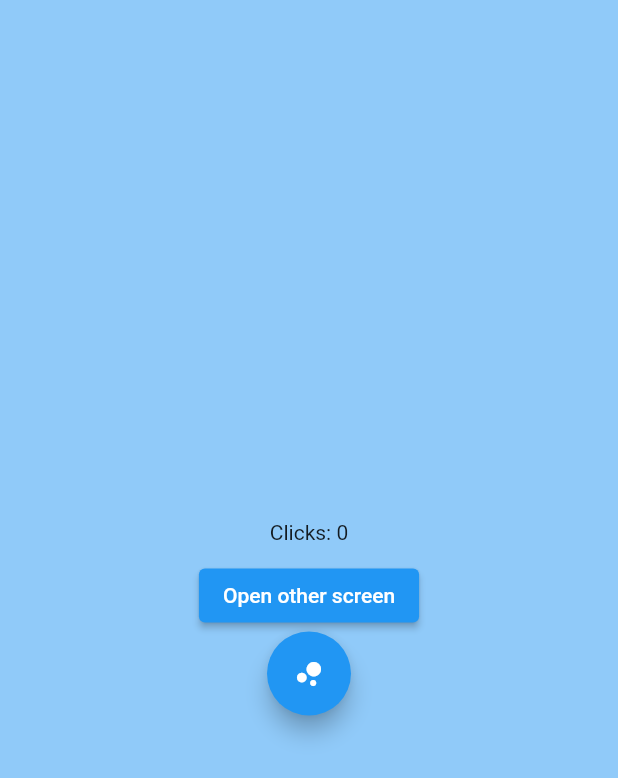
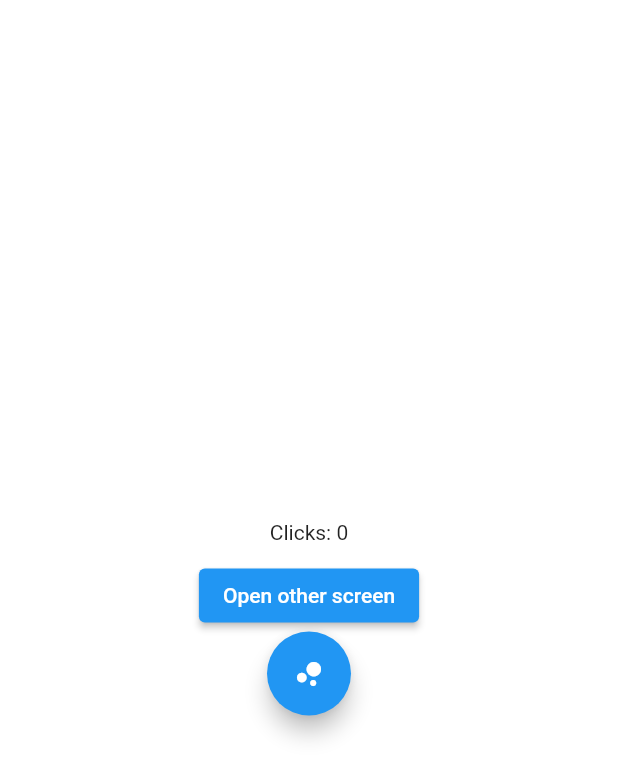
Before and after one commit to Auenc/adolygu-backoffice, a Flutter app: the Home screen opened directly, on a phone screen of 412 x 824 dp. Shown: the top 778 px of the screen. Run offline on Flutter 3.47's test engine with Material 2 defaults, Android fonts, the light colour scheme and no system bars; our stand-ins replace get.

Commit message:
Constant file for themes

```diff
--- /dev/null
+++ b/lib/constants/themes.dart
@@ -0,0 +1,9 @@
+import 'package:flutter/material.dart';
+
+class Themes {
+  static final light = ThemeData.light().copyWith(
+    backgroundColor: Colors.white,
+    primaryColor: Colors.blue,
+  );
+  static final dark = ThemeData.dark().copyWith();
+}
```
Also changed, not shown: lib/main.dart (+3 -4 lines).
